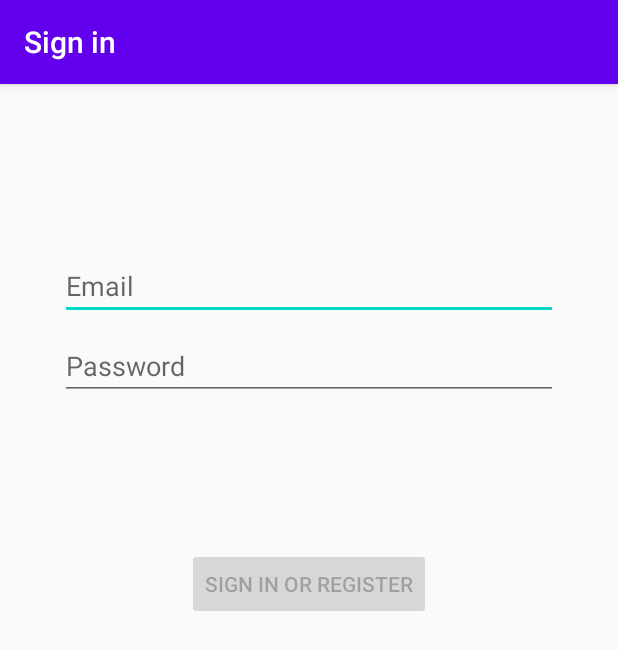
After one commit to jptwedt/CalPolyBUS310Winter20202-Techbuds, an Android app: the LoginActivity screen opened directly, with no data from a screen before it, on a phone screen of 412 x 824 dp. The commit adds this screen. Shown: the top 650 px of the screen. Run offline under Robolectric (Android 15) with nearby library versions, the phone set to English and light mode, and no system bars.

Commit message:
start login activity

```diff
--- a/App/app/build.gradle
+++ b/App/app/build.gradle
@@ -31,6 +31,10 @@
     implementation 'androidx.appcompat:appcompat:1.0.2'
     implementation 'androidx.core:core-ktx:1.0.2'
     implementation 'com.google.android.gms:play-services-maps:17.0.0'
+    implementation 'com.google.android.material:material:1.0.0'
+    implementation 'androidx.annotation:annotation:1.1.0'
+    implementation 'androidx.constraintlayout:constraintlayout:1.1.3'
+    implementation 'androidx.lifecycle:lifecycle-extensions:2.0.0'
     testImplementation 'junit:junit:4.12'
     androidTestImplementation 'androidx.test.ext:junit:1.1.1'
     androidTestImplementation 'androidx.test.espresso:espresso-core:3.2.0'
--- /dev/null
+++ b/App/app/src/main/java/com/example/techbuds/ui/login/LoginActivity.kt
@@ -0,0 +1,129 @@
+package com.example.techbuds.ui.login
+
+import android.app.Activity
+import androidx.lifecycle.Observer
+import androidx.lifecycle.ViewModelProviders
+import android.os.Bundle
+import androidx.annotation.StringRes
+import androidx.appcompat.app.AppCompatActivity
+import android.text.Editable
+import android.text.TextWatcher
+import android.view.View
+import android.view.inputmethod.EditorInfo
+import android.widget.Button
+import android.widget.EditText
+import android.widget.ProgressBar
+import android.widget.Toast
+
+import com.example.techbuds.R
+
+class LoginActivity : AppCompatActivity() {
+
+    private lateinit var loginViewModel: LoginViewModel
+
+    override fun onCreate(savedInstanceState: Bundle?) {
+        super.onCreate(savedInstanceState)
+
+        setContentView(R.layout.activity_login)
+
+        val username = findViewById<EditText>(R.id.username)
+        val password = findViewById<EditText>(R.id.password)
+        val login = findViewById<Button>(R.id.login)
+        val loading = findViewById<ProgressBar>(R.id.loading)
+
+        loginViewModel = ViewModelProviders.of(this, LoginViewModelFactory())
+            .get(LoginViewModel::class.java)
+
+        loginViewModel.loginFormState.observe(this@LoginActivity, Observer {
+            val loginState = it ?: return@Observer
+
+            // disable login button unless both username / password is valid
+            login.isEnabled = loginState.isDataValid
+
+            if (loginState.usernameError != null) {
+                username.error = getString(loginState.usernameError)
+            }
+            if (loginState.passwordError != null) {
+                password.error = getString(loginState.passwordError)
+            }
+        })
+
+        loginViewModel.loginResult.observe(this@LoginActivity, Observer {
+            val loginResult = it ?: return@Observer
+
+            loading.visibility = View.GONE
+            if (loginResult.error != null) {
+                showLoginFailed(loginResult.error)
+            }
+            if (loginResult.success != null) {
+                updateUiWithUser(loginResult.success)
+            }
+            setResult(Activity.RESULT_OK)
+
+            //Complete and destroy login activity once successful
+            finish()
+        })
+
+        username.afterTextChanged {
+            loginViewModel.loginDataChanged(
+                username.text.toString(),
+                password.text.toString()
+            )
+        }
+
+        password.apply {
+            afterTextChanged {
+                loginViewModel.loginDataChanged(
+                    username.text.toString(),
+                    password.text.toString()
+                )
+            }
+
+            setOnEditorActionListener { _, actionId, _ ->
+                when (actionId) {
+                    EditorInfo.IME_ACTION_DONE ->
+                        loginViewModel.login(
+                            username.text.toString(),
+                            password.text.toString()
+                        )
+                }
+                false
+            }
+
+            login.setOnClickListener {
+                loading.visibility = View.VISIBLE
+                loginViewModel.login(username.text.toString(), password.text.toString())
+            }
+        }
+    }
+
+    private fun updateUiWithUser(model: LoggedInUserView) {
+        val welcome = getString(R.string.welcome)
+        val displayName = model.displayName
+        // TODO : initiate successful logged in experience
+        Toast.makeText(
+            applicationContext,
+            "$welcome $displayName",
+            Toast.LENGTH_LONG
+        ).show()
+    }
+
+    private fun showLoginFailed(@StringRes errorString: Int) {
+        Toast.makeText(applicationContext, errorString, Toast.LENGTH_SHORT).show()
+    }
+}
+
+/**
+ * Extension function to simplify setting an afterTextChanged action to EditText components.
+ */
+fun EditText.afterTextChanged(afterTextChanged: (String) -> Unit) {
+    this.addTextChangedListener(object : TextWatcher {
+        override fun afterTextChanged(editable: Editable?) {
+            afterTextChanged.invoke(editable.toString())
+        }
+
+        override fun beforeTextChanged(s: CharSequence, start: Int, count: Int, after: Int) {}
+
+        override fun onTextChanged(s: CharSequence, start: Int, before: Int, count: Int) {}
+    })
+}
--- /dev/null
+++ b/App/app/src/main/java/com/example/techbuds/ui/login/LoginViewModelFactory.kt
@@ -0,0 +1,25 @@
+package com.example.techbuds.ui.login
+
+import androidx.lifecycle.ViewModel
+import androidx.lifecycle.ViewModelProvider
+import com.example.techbuds.data.LoginDataSource
+import com.example.techbuds.data.LoginRepository
+
+/**
+ * ViewModel provider factory to instantiate LoginViewModel.
+ * Required given LoginViewModel has a non-empty constructor
+ */
+class LoginViewModelFactory : ViewModelProvider.Factory {
+
+    @Suppress("UNCHECKED_CAST")
+    override fun <T : ViewModel> create(modelClass: Class<T>): T {
+        if (modelClass.isAssignableFrom(LoginViewModel::class.java)) {
+            return LoginViewModel(
+                loginRepository = LoginRepository(
+                    dataSource = LoginDataSource()
+                )
+            ) as T
+        }
+        throw IllegalArgumentException("Unknown ViewModel class")
+    }
+}
--- /dev/null
+++ b/App/app/src/main/res/layout/activity_login.xml
@@ -0,0 +1,78 @@
+<?xml version="1.0" encoding="utf-8"?>
+<androidx.constraintlayout.widget.ConstraintLayout xmlns:android="http://schemas.android.com/apk/res/android"
+    xmlns:app="http://schemas.android.com/apk/res-auto"
+    xmlns:tools="http://schemas.android.com/tools"
+    android:id="@+id/container"
+    android:layout_width="match_parent"
+    android:layout_height="match_parent"
+    android:paddingLeft="@dimen/activity_horizontal_margin"
+    android:paddingTop="@dimen/activity_vertical_margin"
+    android:paddingRight="@dimen/activity_horizontal_margin"
+    android:paddingBottom="@dimen/activity_vertical_margin"
+    tools:context=".ui.login.LoginActivity">
+
+    <EditText
+        android:id="@+id/username"
+        android:layout_width="0dp"
+        android:layout_height="wrap_content"
+        android:layout_marginStart="24dp"
+        android:layout_marginTop="96dp"
+        android:layout_marginEnd="24dp"
+
+        android:hint="@string/prompt_email"
+        android:inputType="textEmailAddress"
+        android:selectAllOnFocus="true"
+        app:layout_constraintEnd_toEndOf="parent"
+        app:layout_constraintStart_toStartOf="parent"
+        app:layout_constraintTop_toTopOf="parent" />
+
+    <EditText
+        android:id="@+id/password"
+        android:layout_width="0dp"
+        android:layout_height="wrap_content"
+        android:layout_marginStart="24dp"
+        android:layout_marginTop="8dp"
+        android:layout_marginEnd="24dp"
+
+        android:hint="@string/prompt_password"
+        android:imeActionLabel="@string/action_sign_in_short"
+        android:imeOptions="actionDone"
+        android:inputType="textPassword"
+        android:selectAllOnFocus="true"
+        app:layout_constraintEnd_toEndOf="parent"
+        app:layout_constraintStart_toStartOf="parent"
+        app:layout_constraintTop_toBottomOf="@+id/username" />
+
+    <Button
+        android:id="@+id/login"
+        android:layout_width="wrap_content"
+        android:layout_height="wrap_content"
+        android:layout_gravity="start"
+        android:layout_marginStart="48dp"
+        android:layout_marginTop="16dp"
+        android:layout_marginEnd="48dp"
+        android:layout_marginBottom="64dp"
+        android:enabled="false"
+        android:text="@string/action_sign_in"
+        app:layout_constraintBottom_toBottomOf="parent"
+        app:layout_constraintEnd_toEndOf="parent"
+        app:layout_constraintStart_toStartOf="parent"
+        app:layout_constraintTop_toBottomOf="@+id/password"
+        app:layout_constraintVertical_bias="0.2" />
+
+    <ProgressBar
+        android:id="@+id/loading"
+        android:layout_width="wrap_content"
+        android:layout_height="wrap_content"
+        android:layout_gravity="center"
+        android:layout_marginStart="32dp"
+        android:layout_marginTop="64dp"
+        android:layout_marginEnd="32dp"
+        android:layout_marginBottom="64dp"
+        android:visibility="gone"
+        app:layout_constraintBottom_toBottomOf="parent"
+        app:layout_constraintEnd_toEndOf="@+id/password"
+        app:layout_constraintStart_toStartOf="@+id/password"
+        app:layout_constraintTop_toTopOf="parent"
+        app:layout_constraintVertical_bias="0.3" />
+</androidx.constraintlayout.widget.ConstraintLayout>
--- /dev/null
+++ b/App/app/src/main/res/values/dimens.xml
@@ -0,0 +1,5 @@
+<resources>
+    <!-- Default screen margins, per the Android Design guidelines. -->
+    <dimen name="activity_horizontal_margin">16dp</dimen>
+    <dimen name="activity_vertical_margin">16dp</dimen>
+</resources>
--- a/App/app/src/main/res/values/strings.xml
+++ b/App/app/src/main/res/values/strings.xml
@@ -1,4 +1,13 @@
 <resources>
     <string name="app_name">Techbuds</string>
     <string name="title_activity_maps">Map</string>
+    <string name="title_activity_login">Sign in</string>
+    <string name="prompt_email">Email</string>
+    <string name="prompt_password">Password</string>
+    <string name="action_sign_in">Sign in or register</string>
+    <string name="action_sign_in_short">Sign in</string>
+    <string name="welcome">"Welcome !"</string>
+    <string name="invalid_username">Not a valid username</string>
+    <string name="invalid_password">Password must be >5 characters</string>
+    <string name="login_failed">"Login failed"</string>
 </resources>
```
Also changed, not shown: App/app/src/main/AndroidManifest.xml (+5 -4 lines), App/app/src/main/java/com/example/techbuds/data/LoginDataSource.kt (added, +24 -0 lines), App/app/src/main/java/com/example/techbuds/data/LoginRepository.kt (added, +46 -0 lines), App/app/src/main/java/com/example/techbuds/data/Result.kt (added, +18 -0 lines), App/app/src/main/java/com/example/techbuds/data/model/LoggedInUser.kt (added, +9 -0 lines), App/app/src/main/java/com/example/techbuds/ui/login/LoggedInUserView.kt (added, +9 -0 lines), App/app/src/main/java/com/example/techbuds/ui/login/LoginFormState.kt (added, +10 -0 lines), App/app/src/main/java/com/example/techbuds/ui/login/LoginResult.kt (added, +9 -0 lines), App/app/src/main/java/com/example/techbuds/ui/login/LoginViewModel.kt (added, +55 -0 lines).
